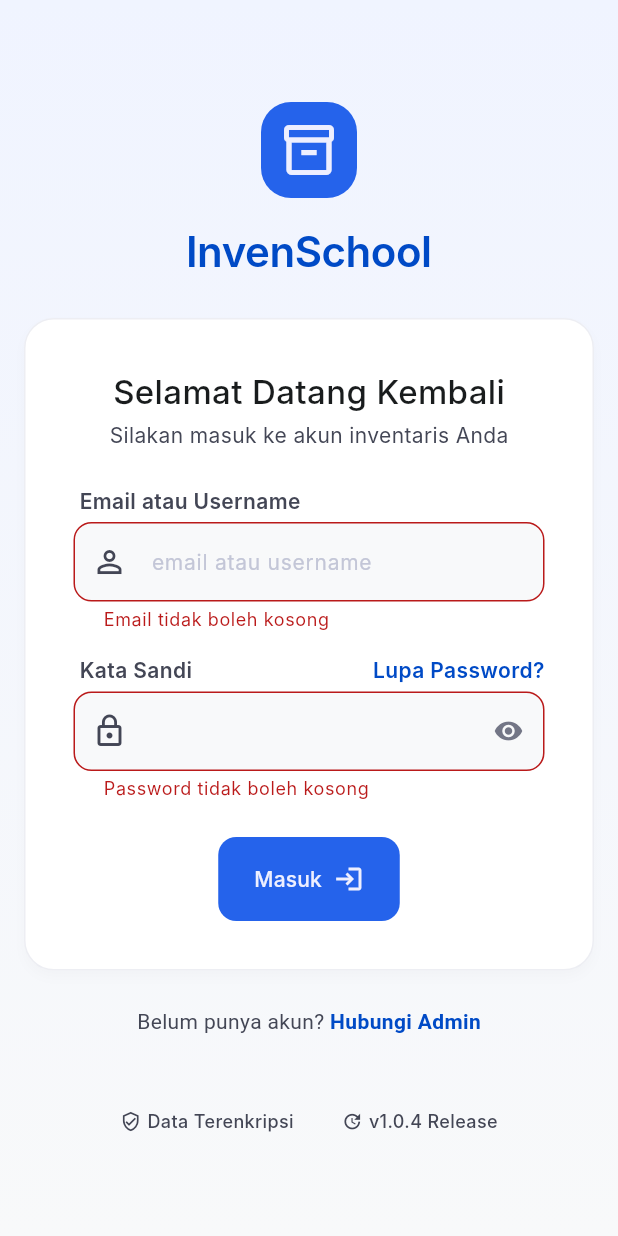
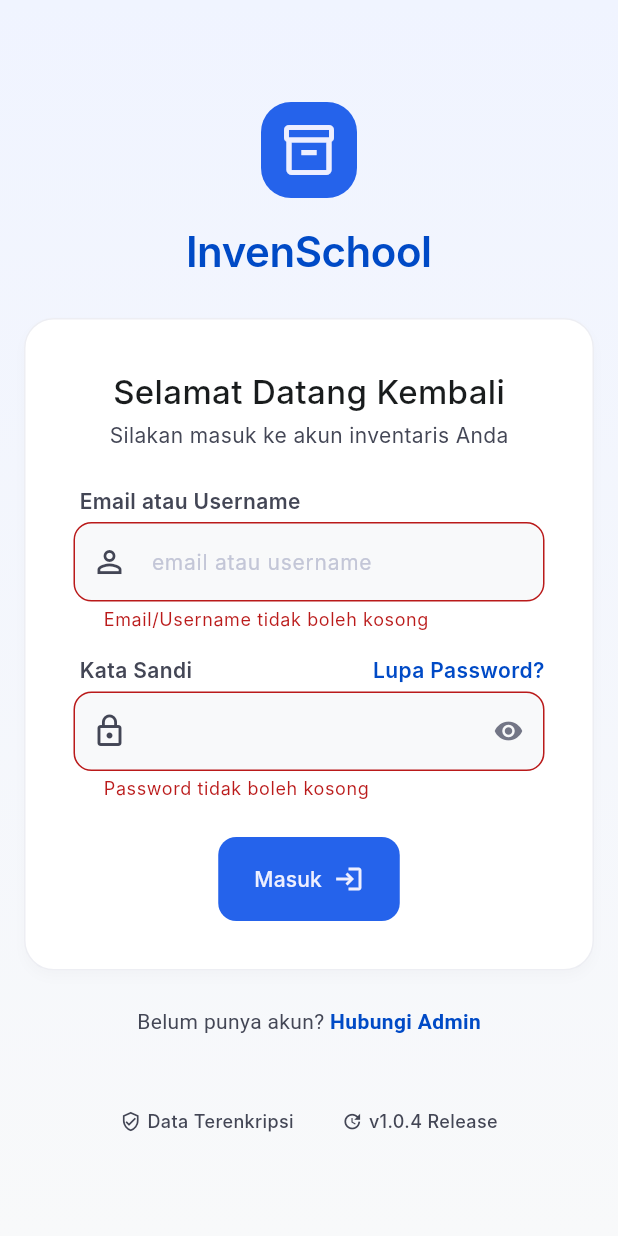
Before and after one commit to YehezkielNandaPradana/InvenSchool, a Flutter app: the screen it shows after launch, after a tap on "Masuk", on a phone screen of 412 x 824 dp. Run offline on Flutter 3.47's test engine with Material 3 defaults, Android fonts, the phone set to English and light mode, and no system bars; our stand-ins replace connectivity_plus, dio, shared_preferences; accounts and stored records are empty; Roboto replaces fonts that are missing (Inter).

Commit message:
fix login validator: accept email or username

```diff
--- a/Mobile/lib/features/auth/login/login_page.dart
+++ b/Mobile/lib/features/auth/login/login_page.dart
@@ -167,10 +167,7 @@
               prefixIcon: const Icon(Icons.person_outline),
               validator: (value) {
                 if (value == null || value.isEmpty) {
-                  return 'Email tidak boleh kosong';
-                }
-                if (!RegExp(r'^[^@]+@[^@]+\.[^@]+').hasMatch(value)) {
-                  return 'Format email tidak valid';
+                  return 'Email/Username tidak boleh kosong';
                 }
                 return null;
               },
```
